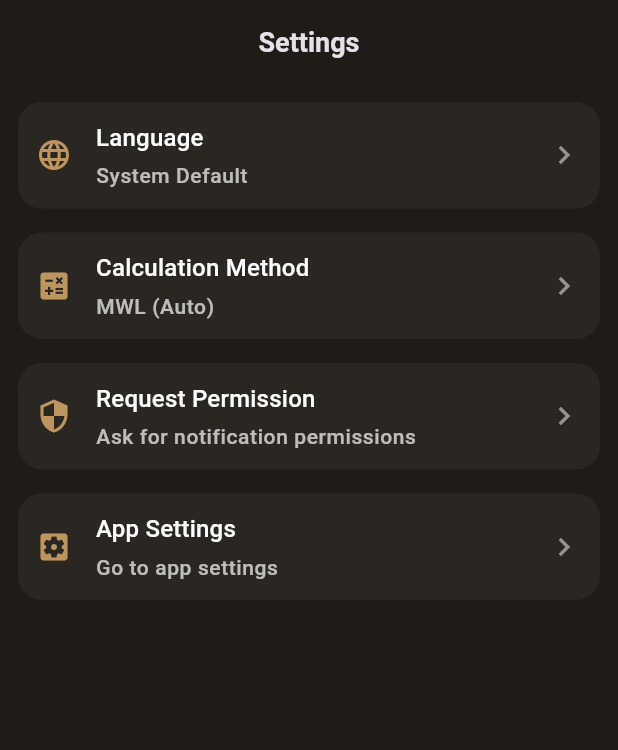
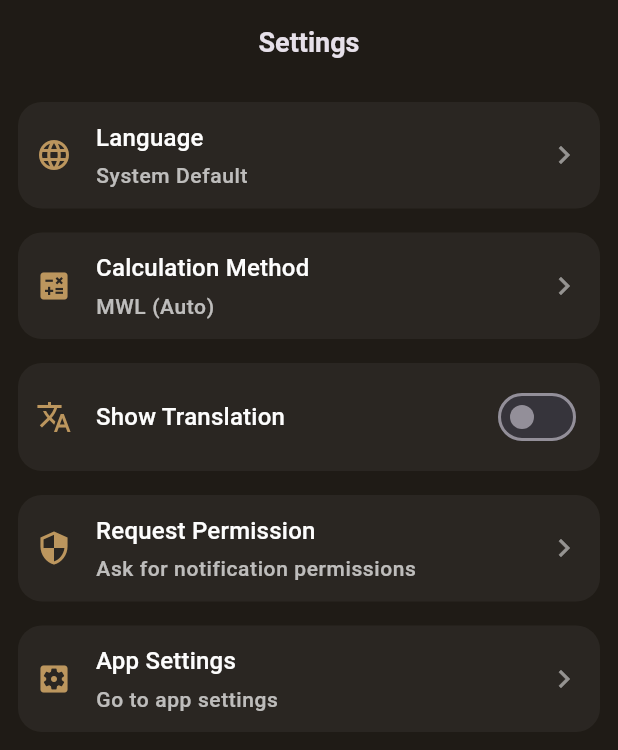
Before and after one commit to asarr22/wprayer, a Flutter app: the screen it shows after launch, after a tap on "Settings", on a phone screen of 412 x 824 dp. Shown: the top 750 px of the screen. Run offline on Flutter 3.47's test engine with Material 3 defaults, Android fonts, the phone set to English and light mode, and no system bars; our stand-ins replace adhan, flutter_riverpod, geocoding, geolocator, permission_handler, shared_preferences; missing offline and left inert: quran_flutter.

Commit message:
feat: Add Quran module with Surah listing, details, and translation settings.

```diff
--- a/lib/main.dart
+++ b/lib/main.dart
@@ -1,5 +1,6 @@
 import 'package:flutter/material.dart';
 import 'package:flutter_riverpod/flutter_riverpod.dart';
+import 'package:quran_flutter/quran_flutter.dart';
 import 'app.dart';
 import 'services/notification_service.dart';
 
@@ -9,5 +10,8 @@ void main() async {
   // Initialize notification channel on startup
   await NotificationService().init();
 
+  // Initialize Quran package
+  await Quran.initialize();
+
   runApp(const ProviderScope(child: App()));
 }
--- a/lib/screens/home_screen.dart
+++ b/lib/screens/home_screen.dart
@@ -5,6 +5,7 @@ import 'package:wprayer/utils/constants/sizes.dart';
 import 'package:wprayer/utils/localization/app_localizations.dart';
 import 'package:wprayer/screens/prayer_time_screen.dart';
 import 'package:wprayer/screens/settings_screen.dart';
+import 'package:wprayer/screens/quran/quran_home_screen.dart';
 
 class HomeScreen extends ConsumerStatefulWidget {
   const HomeScreen({super.key});
@@ -43,6 +44,19 @@ class _HomeScreenState extends ConsumerState<HomeScreen> {
                   onTap: () => Navigator.push(
                     context,
                     MaterialPageRoute(builder: (context) => const PTScreen()),
+                  ),
+                ),
+                const SizedBox(height: WSizes.spaceBetweenItems),
+                _mainMenuItem(
+                  context,
+                  icon: Icons.menu_book_rounded,
+                  title: loc.quran,
+                  subtitle: loc.readQuran,
+                  onTap: () => Navigator.push(
+                    context,
+                    MaterialPageRoute(
+                      builder: (context) => const QuranHomeScreen(),
+                    ),
                   ),
                 ),
                 const SizedBox(height: WSizes.spaceBetweenItems),
--- a/lib/screens/settings_screen.dart
+++ b/lib/screens/settings_screen.dart
@@ -11,6 +11,9 @@ import 'package:wprayer/screens/language_screen.dart';
 import 'package:wprayer/screens/calculation_method_screen.dart';
 import 'package:wprayer/services/notification_service.dart';
 
+import 'package:wprayer/providers/quran_settings_provider.dart';
+import 'package:wprayer/screens/quran/quran_translation_screen.dart';
+
 class SettingsScreen extends ConsumerWidget {
   const SettingsScreen({super.key});
 
@@ -18,6 +21,7 @@ class SettingsScreen extends ConsumerWidget {
   Widget build(BuildContext context, WidgetRef ref) {
     final loc = AppLocalizations.of(context)!;
     final locale = ref.watch(localeProvider);
+    final quranSettings = ref.watch(quranSettingsProvider);
 
     // Get current language name
     String currentLanguage = loc.systemDefault;
@@ -70,16 +74,42 @@ class SettingsScreen extends ConsumerWidget {
                         MaterialPageRoute(
                           builder: (context) => const CalculationMethodScreen(),
                         ),
-                      ).then((_) {
-                        // Refresh state if needed, or rely on provider update
-                        // (Provider update will trigger rebuilds if we watch it, but settings is static mostly)
-                        // Actually, to update the subtitle, we should rebuild or watch something.
-                        // FutureBuilder will re-run if set state called, but simpler is if we just pop back.
-                      });
+                      ).then((_) {});
                     },
                   );
                 },
               ),
+              const SizedBox(height: WSizes.spaceBetweenItems),
+              _buildToggleItem(
+                context,
+                icon: Icons.translate,
+                title: loc.showTranslation,
+                value: quranSettings.showTranslation,
+                onChanged: (value) {
+                  ref
+                      .read(quranSettingsProvider.notifier)
+                      .toggleShowTranslation(value);
+                },
+              ),
+              if (quranSettings.showTranslation) ...[
+                const SizedBox(height: WSizes.spaceBetweenItems),
+                _buildSettingItem(
+                  context,
+                  icon: Icons.language,
+                  title: loc.translationLanguage,
+                  subtitle: quranSettings.translationLanguage.name
+                      .toUpperCase(),
+                  onTap: () {
+                    Navigator.push(
+                      context,
+                      MaterialPageRoute(
+                        builder: (context) => const QuranTranslationScreen(),
+                      ),
+                    );
+                  },
+                ),
+              ],
+
               if (kDebugMode) ...[
                 const SizedBox(height: WSizes.spaceBetweenItems),
                 Text("Debug", style: TextStyle(color: Colors.redAccent)),
@@ -133,6 +163,37 @@ class SettingsScreen extends ConsumerWidget {
     );
   }
 
+  Widget _buildToggleItem(
+    BuildContext context, {
+    required IconData icon,
+    required String title,
+    required bool value,
+    required ValueChanged<bool> onChanged,
+  }) {
+    return Container(
+      padding: const EdgeInsets.all(WSizes.padding / 2),
+      decoration: BoxDecoration(
+        color: Colors.white.withValues(alpha: 0.05),
+        borderRadius: BorderRadius.circular(WSizes.borderRadius),
+      ),
+      child: Row(
+        children: [
+          Icon(icon, color: WColors.primary, size: WSizes.iconSize),
+          const SizedBox(width: WSizes.spaceBetweenItems),
+          Expanded(
+            child: Text(title, style: Theme.of(context).textTheme.titleMedium),
+          ),
+          Switch(
+            value: value,
+            onChanged: onChanged,
+            activeTrackColor: WColors.primary,
+            activeThumbColor: Colors.white,
+          ),
+        ],
+      ),
+    );
+  }
+
   Widget _buildSettingItem(
     BuildContext context, {
     required IconData icon,
@@ -175,14 +236,6 @@ class SettingsScreen extends ConsumerWidget {
   }
 
   Future<String?> _getCalculationMethod() async {
-    // Only import SharedPreferences here if not already imported at top
-    // assuming 'package:shared_preferences/shared_preferences.dart' is known or needs import.
-    // However, typical pattern is to import at top.
-    // Since I can't see imports, I'll assume I need to add import or this is a mixin.
-    // For safety in this tool step, I will just return the value using the import I'll add.
-
-    // Better: I will let the user know I am adding imports in a separate step if needed.
-    // Actually, I'll just add the import at the top in a separate step to be clean.
     final prefs = await SharedPreferences.getInstance();
     return prefs.getString('calculation_method');
   }
--- a/lib/utils/localization/app_localizations.dart
+++ b/lib/utils/localization/app_localizations.dart
@@ -52,6 +52,16 @@ class AppLocalizations {
       _localizedValues[locale.languageCode]!['unknown_location']!;
   String get prayerTime =>
       _localizedValues[locale.languageCode]!['prayer_time']!;
+  String get quran => _localizedValues[locale.languageCode]!['quran']!;
+  String get readQuran => _localizedValues[locale.languageCode]!['read_quran']!;
+  String get makki => _localizedValues[locale.languageCode]!['makki']!;
+  String get madani => _localizedValues[locale.languageCode]!['madani']!;
+  String get versesCount =>
+      _localizedValues[locale.languageCode]!['verses_count']!;
+  String get showTranslation =>
+      _localizedValues[locale.languageCode]!['show_translation']!;
+  String get translationLanguage =>
+      _localizedValues[locale.languageCode]!['translation_language']!;
 
   String get error => _localizedValues[locale.languageCode]!['error']!;
   String get locationFailed =>
@@ -127,6 +137,13 @@ class AppLocalizations {
       'system_default_desc': 'Use device language',
       'unknown_location': 'Unknown Location',
       'prayer_time': 'Prayer Time',
+      'quran': 'Quran',
+      'read_quran': 'Read Quran',
+      'makki': 'Makki',
+      'madani': 'Madani',
+      'verses_count': 'Verses',
+      'show_translation': 'Show Translation',
+      'translation_language': 'Translation Language',
 
       'error': 'Error',
       'location_failed': 'Location failed',
@@ -174,6 +191,13 @@ class AppLocalizations {
       'system_default_desc': 'اتبع لغة الجهاز',
       'unknown_location': 'موقع غير معروف',
       'prayer_time': 'وقت الصلاة',
+      'quran': 'القرآن الكريم',
+      'read_quran': 'قراءة القرآن',
+      'makki': 'مكية',
+      'madani': 'مدنية',
+      'verses_count': 'آيات',
+      'show_translation': 'إظهار الترجمة',
+      'translation_language': 'لغة الترجمة',
 
       'error': 'خطأ',
       'location_failed': 'فشل تحديد الموقع',
@@ -221,6 +245,13 @@ class AppLocalizations {
       'system_default_desc': 'Utiliser la langue de l\'appareil',
       'unknown_location': 'Lieu inconnu',
       'prayer_time': 'Heure de Prière',
+      'quran': 'Coran',
+      'read_quran': 'Lire le Coran',
+      'makki': 'Makki',
+      'madani': 'Madani',
+      'verses_count': 'Versets',
+      'show_translation': 'Afficher la traduction',
+      'translation_language': 'Langue de traduction',
 
       'error': 'Erreur',
       'location_failed': 'Échec localisation',
@@ -268,6 +299,13 @@ class AppLocalizations {
       'system_default_desc': 'Usar idioma del dispositivo',
       'unknown_location': 'Ubicación desconocida',
       'prayer_time': 'Hora de Oración',
+      'quran': 'Corán',
+      'read_quran': 'Leer el Corán',
+      'makki': 'Makki',
+      'madani': 'Madani',
+      'verses_count': 'Versículos',
+      'show_translation': 'Mostrar traducción',
+      'translation_language': 'Idioma de traducción',
 
       'error': 'Error',
       'location_failed': 'Fallo de ubicación',
@@ -315,6 +353,13 @@ class AppLocalizations {
       'system_default_desc': 'Usar idioma do dispositivo',
       'unknown_location': 'Local desconhecido',
       'prayer_time': 'Hora de Oração',
+      'quran': 'Alcorão',
+      'read_quran': 'Ler o Alcorão',
+      'makki': 'Makki',
+      'madani': 'Madani',
+      'verses_count': 'Versículos',
+      'show_translation': 'Mostrar tradução',
+      'translation_language': 'Idioma de tradução',
 
       'error': 'Erro',
       'location_failed': 'Falha na localização',
@@ -362,6 +407,13 @@ class AppLocalizations {
       'system_default_desc': '使用设备语言',
       'unknown_location': '未知位置',
       'prayer_time': '祈祷时间',
+      'quran': '古兰经',
+      'read_quran': '阅读古兰经',
+      'makki': '麦加',
+      'madani': '麦地那',
+      'verses_count': '诗篇',
+      'show_translation': '显示翻译',
+      'translation_language': '翻译语言',
 
       'error': '错误',
       'location_failed': '定位失败',
@@ -408,6 +460,13 @@ class AppLocalizations {
       'system_default_desc': 'Cihaz dilini kullan',
       'unknown_location': 'Bilinmeyen Konum',
       'prayer_time': 'Namaz Vakti',
+      'quran': 'Kur\'an-ı Kerim',
+      'read_quran': 'Kur\'an Oku',
+      'makki': 'Mekki',
+      'madani': 'Medeni',
+      'verses_count': 'Ayet',
+      'show_translation': 'Meali Göster',
+      'translation_language': 'Meal Dili',
 
       'error': 'Hata',
       'location_failed': 'Konum Hatası',
@@ -455,6 +514,13 @@ class AppLocalizations {
       'system_default_desc': 'ڈیوائس کی زبان استعمال کریں',
       'unknown_location': 'نامعلوم مقام',
       'prayer_time': 'نماز کا وقت',
+      'quran': 'قرآن مجید',
+      'read_quran': 'قرآن پڑھیں',
+      'makki': 'مکی',
+      'madani': 'مدنی',
+      'verses_count': 'آیات',
+      'show_translation': 'ترجمہ دکھائیں',
+      'translation_language': 'ترجمہ کی زبان',
 
       'error': 'غلطی',
       'location_failed': 'مقام ناکام',
@@ -502,6 +568,13 @@ class AppLocalizations {
       'system_default_desc': 'استفاده از زبان دستگاه',
       'unknown_location': 'مکان نامعلوم',
       'prayer_time': 'وقت نماز',
+      'quran': 'قرآن کریم',
+      'read_quran': 'تلاوت قرآن',
+      'makki': 'مکی',
+      'madani': 'مدنی',
+      'verses_count': 'آیات',
+      'show_translation': 'نمایش ترجمه',
+      'translation_language': 'زبان ترجمه',
 
       'error': 'خطا',
       'location_failed': 'مکان‌یابی ناموفق',
@@ -549,6 +622,13 @@ class AppLocalizations {
       'system_default_desc': 'デバイスの言語を使用',
       'unknown_location': '不明な場所',
       'prayer_time': '礼拝時間',
+      'quran': 'クルアーン',
+      'read_quran': 'クルアーンを読む',
+      'makki': 'マッカ期',
+      'madani': 'マディーナ期',
+      'verses_count': '節',
+      'show_translation': '翻訳を表示',
+      'translation_language': '翻訳言語',
 
       'error': 'エラー',
       'location_failed': '位置情報の取得に失敗',
@@ -595,6 +675,13 @@ class AppLocalizations {
       'system_default_desc': 'Gerätesprache verwenden',
       'unknown_location': 'Unbekannter Ort',
       'prayer_time': 'Gebetszeit',
+      'quran': 'Koran',
+      'read_quran': 'Koran lesen',
+      'makki': 'Mekkanisch',
+      'madani': 'Medinisch',
+      'verses_count': 'Verse',
+      'show_translation': 'Übersetzung anzeigen',
+      'translation_language': 'Übersetzungssprache',
 
       'error': 'Fehler',
       'location_failed': 'Standort fehlgeschlagen',
@@ -642,6 +729,13 @@ class AppLocalizations {
       'system_default_desc': 'Usa la lingua del dispositivo',
       'unknown_location': 'Posizione Sconosciuta',
       'prayer_time': 'Ora della Preghiera',
+      'quran': 'Corano',
+      'read_quran': 'Leggi il Corano',
+      'makki': 'Meccana',
+      'madani': 'Medinese',
+      'verses_count': 'Versetti',
+      'show_translation': 'Mostra traduzione',
+      'translation_language': 'Lingua traduzione',
 
       'error': 'Errore',
       'location_failed': 'Posizione Fallita',
--- a/pubspec.yaml
+++ b/pubspec.yaml
@@ -44,6 +44,8 @@ dependencies:
   flutter_localizations:
     sdk: flutter
   flutter_riverpod: 2.5.1
+  quran_flutter: ^1.0.3
+
 
 dev_dependencies:
   flutter_test:
```
Also changed, not shown: lib/providers/quran_settings_provider.dart (added, +67 -0 lines), lib/screens/quran/quran_home_screen.dart (added, +91 -0 lines), lib/screens/quran/quran_translation_screen.dart (added, +75 -0 lines), lib/screens/quran/surah_details_screen.dart (added, +130 -0 lines), pubspec.lock.
